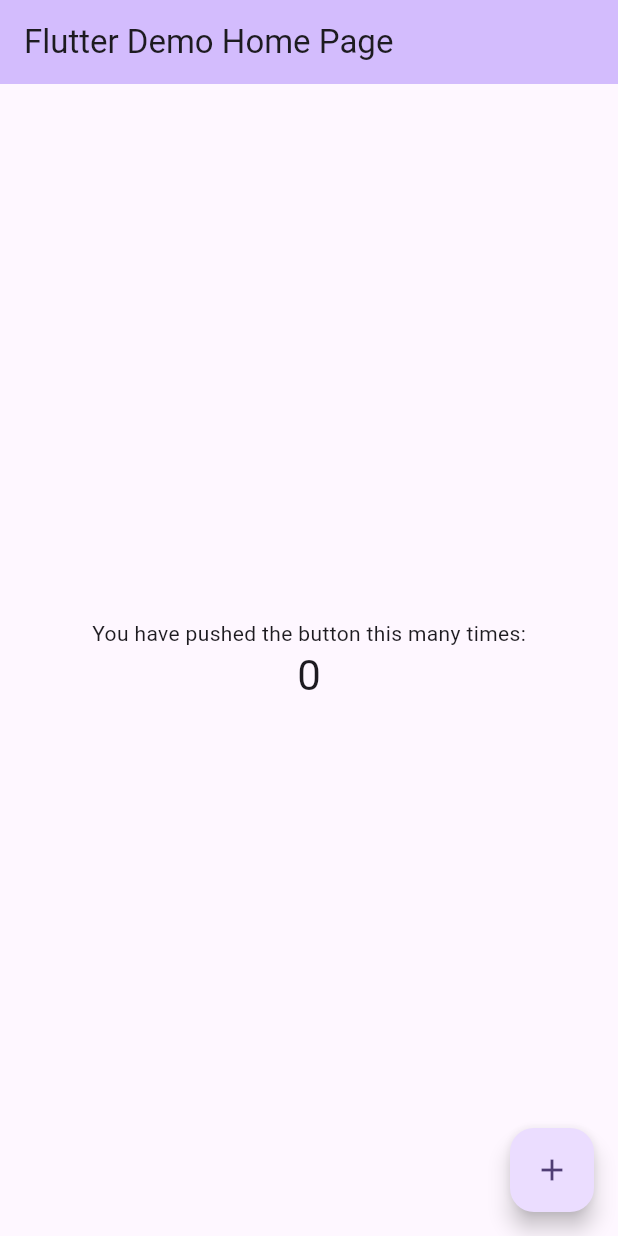
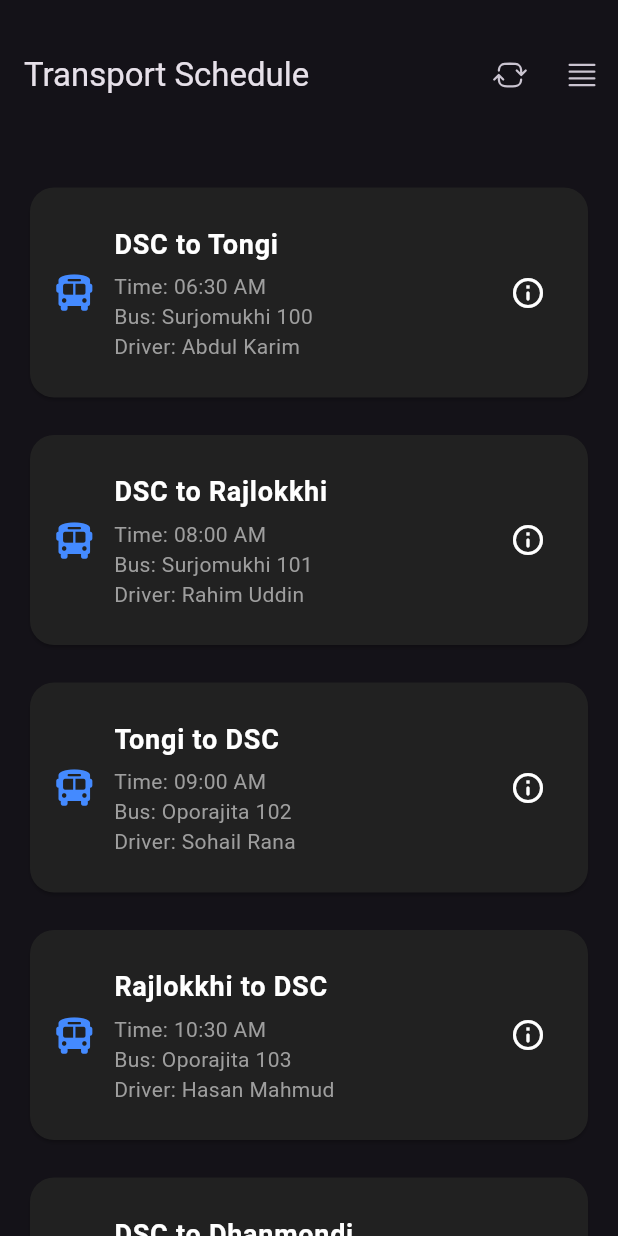
Before and after one commit to DIP-SARKER/routeradar, a Flutter app: the screen it shows after launch, on a phone screen of 412 x 824 dp. Run offline on Flutter 3.47's test engine with Material 3 defaults, Android fonts, the phone set to English and light mode, and no system bars; our stand-ins replace icons_plus.

Commit message:
schedule page

```diff
--- a/lib/main.dart
+++ b/lib/main.dart
@@ -1,4 +1,5 @@
 import 'package:flutter/material.dart';
+import 'package:routeradar/schedule.dart';
 
 void main() {
   runApp(const MyApp());
@@ -10,60 +11,11 @@ class MyApp extends StatelessWidget {
   @override
   Widget build(BuildContext context) {
     return MaterialApp(
-      title: 'Flutter Demo',
-      theme: ThemeData(
-        colorScheme: ColorScheme.fromSeed(seedColor: Colors.deepPurple),
-        useMaterial3: true,
+      debugShowCheckedModeBanner: false,
+      theme: ThemeData.dark().copyWith(
+        primaryColor: Colors.blueAccent,
       ),
-      home: const MyHomePage(title: 'Flutter Demo Home Page'),
+      home: Schedule(),
     );
   }
-}
-
-class MyHomePage extends StatefulWidget {
-  const MyHomePage({super.key, required this.title});
-
-  final String title;
-
-  @override
-  State<MyHomePage> createState() => _MyHomePageState();
-}
-
-class _MyHomePageState extends State<MyHomePage> {
-  int _counter = 0;
-
-  void _incrementCounter() {
-    setState(() {
-      _counter++;
-    });
-  }
-
-  @override
-  Widget build(BuildContext context) {
-    return Scaffold(
-      appBar: AppBar(
-        backgroundColor: Theme.of(context).colorScheme.inversePrimary,
-        title: Text(widget.title),
-      ),
-      body: Center(
-        child: Column(
-          mainAxisAlignment: MainAxisAlignment.center,
-          children: <Widget>[
-            const Text(
-              'You have pushed the button this many times:',
-            ),
-            Text(
-              '$_counter',
-              style: Theme.of(context).textTheme.headlineMedium,
-            ),
-          ],
-        ),
-      ),
-      floatingActionButton: FloatingActionButton(
-        onPressed: _incrementCounter,
-        tooltip: 'Increment',
-        child: const Icon(Icons.add),
-      ),
-    );
-  }
-}
+}//Hi My self DSNILOY
--- /dev/null
+++ b/lib/schedule.dart
@@ -0,0 +1,181 @@
+import 'package:flutter/material.dart';
+import 'package:icons_plus/icons_plus.dart';
+
+class Schedule extends StatefulWidget {
+  const Schedule({super.key});
+
+  @override
+  State<Schedule> createState() => _Schedule();
+}
+
+class _Schedule extends State<Schedule> {
+  int selectedDateIndex = 0;
+  final List<Map<String, String>> schedule = [
+    {
+      "time": "06:30 AM",
+      "route": "DSC to Tongi",
+      "bus": "Surjomukhi 100",
+      "driver": "Abdul Karim"
+    },
+    {
+      "time": "08:00 AM",
+      "route": "DSC to Rajlokkhi",
+      "bus": "Surjomukhi 101",
+      "driver": "Rahim Uddin"
+    },
+    {
+      "time": "09:00 AM",
+      "route": "Tongi to DSC",
+      "bus": "Oporajita 102",
+      "driver": "Sohail Rana"
+    },
+    {
+      "time": "10:30 AM",
+      "route": "Rajlokkhi to DSC",
+      "bus": "Oporajita 103",
+      "driver": "Hasan Mahmud"
+    },
+    {
+      "time": "12:00 PM",
+      "route": "DSC to Dhanmondi",
+      "bus": "Surjomukhi 104",
+      "driver": "Shafiqul Islam"
+    },
+    {
+      "time": "01:30 PM",
+      "route": "Dhanmondi to DSC",
+      "bus": "Oporajita 105",
+      "driver": "Mizanur Rahman"
+    },
+    {
+      "time": "03:00 PM",
+      "route": "DSC to Mirpur",
+      "bus": "Surjomukhi 106",
+      "driver": "Kamrul Hasan"
+    },
+    {
+      "time": "04:30 PM",
+      "route": "Mirpur to DSC",
+      "bus": "Oporajita 107",
+      "driver": "Faruq Ahmed"
+    },
+    {
+      "time": "05:30 PM",
+      "route": "DSC to Rampura",
+      "bus": "Surjomukhi 108",
+      "driver": "Jahangir Alam"
+    },
+    {
+      "time": "07:00 PM",
+      "route": "Rampura to DSC",
+      "bus": "Oporajita 109",
+      "driver": "Nasir Uddin"
+    },
+    {
+      "time": "08:30 PM",
+      "route": "DSC to Narayanganj",
+      "bus": "Surjomukhi 110",
+      "driver": "Alamgir Hossain"
+    },
+    {
+      "time": "09:30 PM",
+      "route": "Narayanganj to DSC",
+      "bus": "Oporajita 111",
+      "driver": "Rakib Hasan"
+    },
+    {
+      "time": "11:00 PM",
+      "route": "DSC to Tongi",
+      "bus": "Surjomukhi 112",
+      "driver": "Shahadat Hossain"
+    },
+    {
+      "time": "12:30 AM",
+      "route": "Tongi to DSC",
+      "bus": "Oporajita 113",
+      "driver": "Belal Ahmed"
+    }
+  ];
+
+  @override
+  Widget build(BuildContext context) {
+    return Scaffold(
+      appBar: AppBar(
+        title: Text("Transport Schedule"),
+        toolbarHeight: 100,
+        actions: [
+          IconButton(
+              icon: Icon(HeroIcons.arrow_path_rounded_square),
+              onPressed: () {}),
+          IconButton(icon: Icon(HeroIcons.bars_4), onPressed: () {}),
+        ],
+      ),
+      body: Column(
+        children: [
+          Expanded(
+            child: ListView.builder(
+              itemCount: schedule.length,
+              itemBuilder: (context, index) {
+                return Card(
+                  margin: EdgeInsets.only(left: 20, right: 20, top: 25),
+                  shape: RoundedRectangleBorder(
+                    borderRadius: BorderRadius.circular(16),
+                  ),
+                  color: Colors.grey[900],
+                  child: ListTile(
+                    contentPadding: EdgeInsets.all(16),
+                    title: Text(
+                      schedule[index]['route']!,
+                      style: TextStyle(
+                          fontSize: 18,
+                          fontWeight: FontWeight.bold,
+                          color: Colors.white),
+                    ),
+                    subtitle: Column(
+                      crossAxisAlignment: CrossAxisAlignment.start,
+                      children: [
+                        SizedBox(height: 5),
+                        Text("Time: ${schedule[index]['time']}",
+                            style: TextStyle(color: Colors.grey)),
+                        Text("Bus: ${schedule[index]['bus']}",
+                            style: TextStyle(color: Colors.grey)),
+                        Text("Driver: ${schedule[index]['driver']}",
+                            style: TextStyle(color: Colors.grey)),
+                      ],
+                    ),
+                    leading:
+                        Icon(FontAwesome.bus_solid, color: Colors.blueAccent),
+                    trailing: IconButton(
+                      icon:
+                          Icon(Icons.info_outline_rounded, color: Colors.white),
+                      onPressed: () {
+                        showDialog(
+                          context: context,
+                          builder: (context) => AlertDialog(
+                            backgroundColor: Colors.grey[900],
+                            title: Text("Bus Details"),
+                            content: Text(
+                              "Bus: ${schedule[index]['bus']}\nDriver: ${schedule[index]['driver']}\nTime: ${schedule[index]['time']}\nRoute: ${schedule[index]['route']}",
+                              style: TextStyle(color: Colors.white),
+                            ),
+                            actions: [
+                              TextButton(
+                                onPressed: () => Navigator.pop(context),
+                                child: Text("Close",
+                                    style: TextStyle(color: Colors.blueAccent)),
+                              ),
+                            ],
+                          ),
+                        );
+                      },
+                    ),
+                  ),
+                );
+              },
+            ),
+          ),
+        ],
+      ),
+    );
+  }
+}
--- a/pubspec.yaml
+++ b/pubspec.yaml
@@ -2,7 +2,7 @@ name: routeradar
 description: "A new Flutter project."
 # The following line prevents the package from being accidentally published to
 # pub.dev using `flutter pub publish`. This is preferred for private packages.
-publish_to: 'none' # Remove this line if you wish to publish to pub.dev
+publish_to: "none" # Remove this line if you wish to publish to pub.dev
 
 # The following defines the version and build number for your application.
 # A version number is three numbers separated by dots, like 1.2.43
@@ -34,6 +34,7 @@ dependencies:
   # The following adds the Cupertino Icons font to your application.
   # Use with the CupertinoIcons class for iOS style icons.
   cupertino_icons: ^1.0.8
+  icons_plus: ^5.0.0
 
 dev_dependencies:
   flutter_test:
@@ -51,7 +52,6 @@ dev_dependencies:
 
 # The following section is specific to Flutter packages.
 flutter:
-
   # The following line ensures that the Material Icons font is
   # included with your application, so that you can use the icons in
   # the material Icons class.
```
Also changed, not shown: pubspec.lock.
